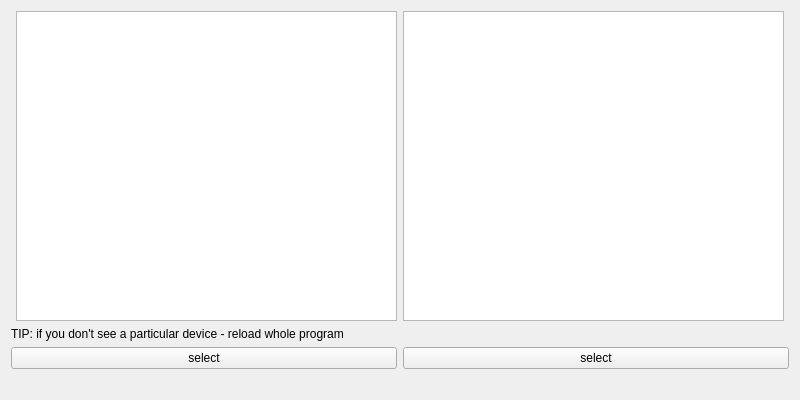
This is player_ui/devices.ui in Robo-sapiens/HackMoscow as Qt 5 draws it before an edit. The edited form follows.
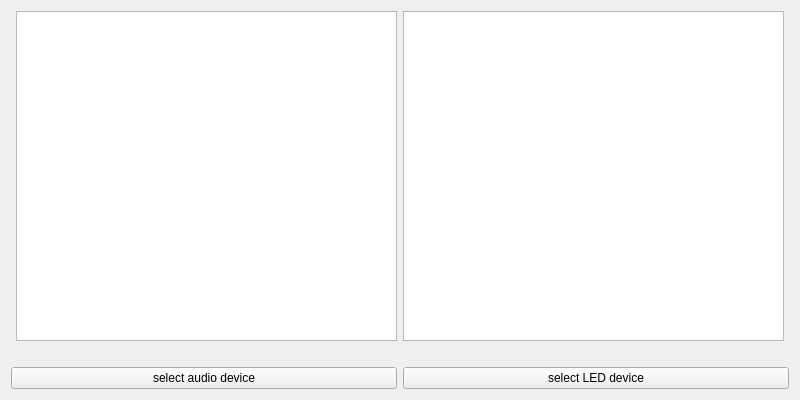
This is the edited form.

```diff
--- a/player_ui/devices.ui
+++ b/player_ui/devices.ui
@@ -87,31 +87,6 @@
                             </item>
                         </layout>
                     </item>
-                    <item>
-                        <widget class="QLabel" name="TIP">
-                            <property name="text">
-                                <string>TIP: if you don't see a particular device - reload whole program</string>
-                            </property>
-                        </widget>
-                    </item>
-                    <item>
-                        <layout class="QHBoxLayout" name="horizontalLayout_2">
-                            <item>
-                                <widget class="QPushButton" name="select_card">
-                                    <property name="text">
-                                        <string>select</string>
-                                    </property>
-                                </widget>
-                            </item>
-                            <item>
-                                <widget class="QPushButton" name="select_port">
-                                    <property name="text">
-                                        <string>select</string>
-                                    </property>
-                                </widget>
-                            </item>
-                        </layout>
-                    </item>
                     <item>
                         <spacer name="verticalSpacer">
                             <property name="orientation">
@@ -128,6 +103,24 @@
                             </property>
                         </spacer>
                     </item>
+     <item>
+      <layout class="QHBoxLayout" name="horizontalLayout_2">
+       <item>
+        <widget class="QPushButton" name="select_card">
+         <property name="text">
+          <string>select audio device</string>
+         </property>
+        </widget>
+       </item>
+       <item>
+        <widget class="QPushButton" name="select_port">
+         <property name="text">
+          <string>select LED device</string>
+         </property>
+        </widget>
+       </item>
+      </layout>
+     </item>
                 </layout>
             </item>
         </layout>
```
Lines whose indentation alone changed are shown as unchanged.
